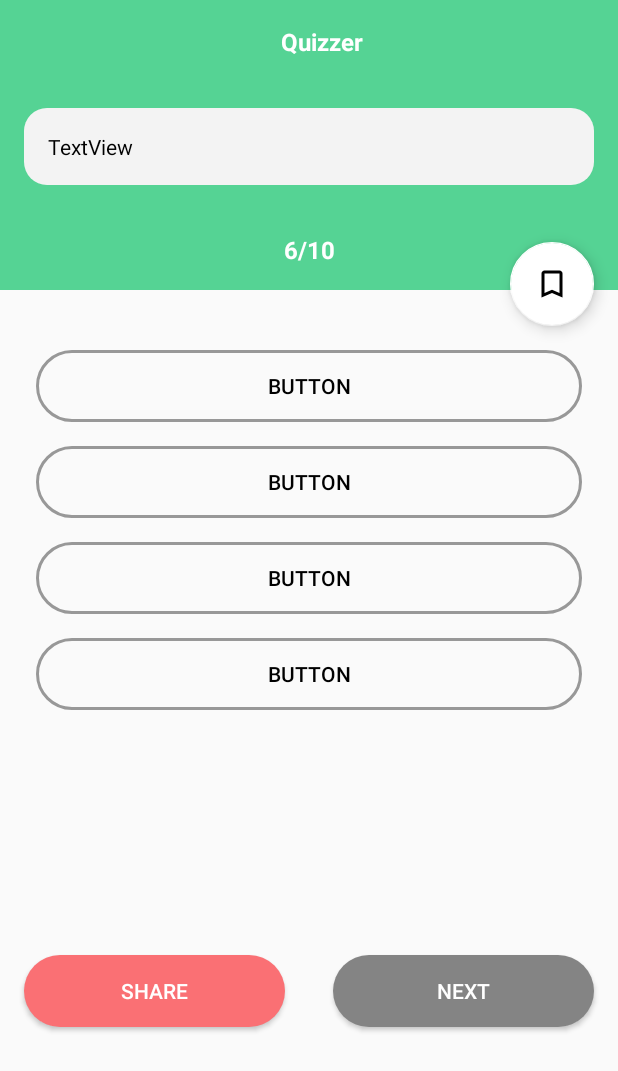
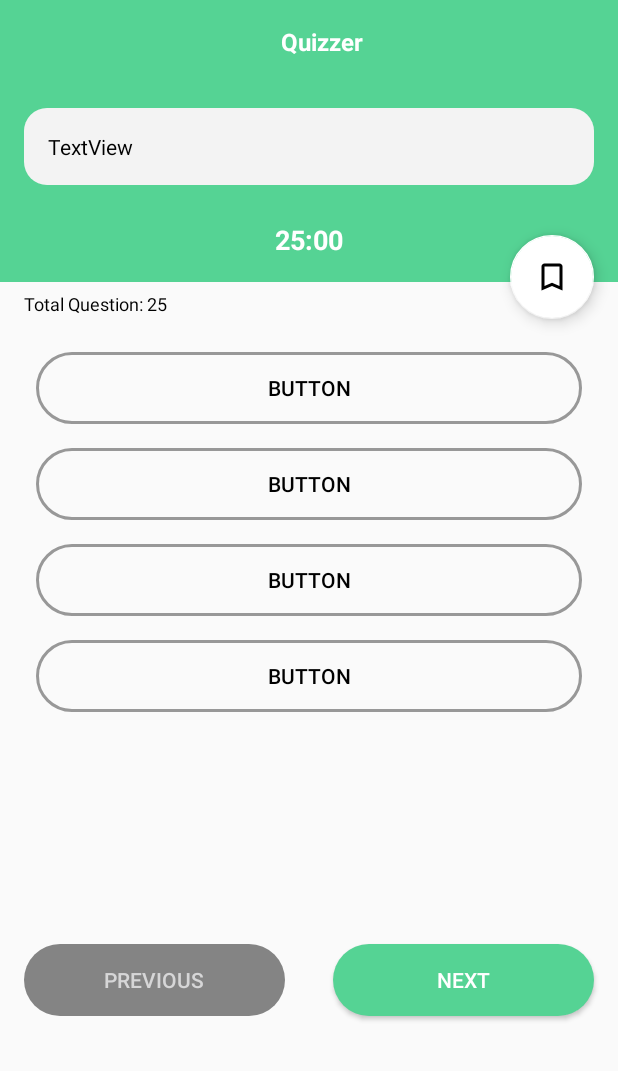
Before and after one commit to hector036/Quizzer--Online-Quiz-App, an Android app: the QuestionsActivity screen opened directly, with no data from a screen before it, on a phone screen of 412 x 824 dp. Shown: the top 1071 px of the screen. Run offline under Robolectric (Android 15) with nearby library versions, the phone set to English and light mode, and no system bars; our stand-ins replace Firebase (no records; nobody signed in at launch, a user with empty details on screens opened directly); 1 statement that could not run was skipped.

Commit message:
Timer and next,previous button implementation done

```diff
--- a/Quizzer- Online Quiz App/app/src/main/res/layout/activity_questions.xml
+++ b/Quizzer- Online Quiz App/app/src/main/res/layout/activity_questions.xml
@@ -1,10 +1,15 @@
 <?xml version="1.0" encoding="utf-8"?>
-<androidx.constraintlayout.widget.ConstraintLayout xmlns:android="http://schemas.android.com/apk/res/android"
+<ScrollView xmlns:android="http://schemas.android.com/apk/res/android"
     xmlns:app="http://schemas.android.com/apk/res-auto"
     xmlns:tools="http://schemas.android.com/tools"
     android:layout_width="match_parent"
     android:layout_height="match_parent"
+    android:fillViewport="true"
     tools:context=".QuestionsActivity">
+
+    <androidx.constraintlayout.widget.ConstraintLayout
+        android:layout_width="match_parent"
+        android:layout_height="wrap_content">
 
     <androidx.appcompat.widget.Toolbar
         android:id="@+id/toolbar"
@@ -51,18 +56,35 @@
         android:layout_width="match_parent"
         android:layout_height="wrap_content"
         android:gravity="center"
-            android:padding="16dp"
-            android:text="6/10"
+            android:paddingTop="8dp"
+            android:paddingRight="16dp"
+            android:paddingLeft="16dp"
+            android:paddingBottom="16dp"
+        android:text="25:00"
         android:textColor="@android:color/white"
-            android:textSize="16sp"
+        android:textSize="18sp"
         android:textStyle="bold" />
+
+
+        <TextView
+            android:id="@+id/total_question"
+            android:layout_width="match_parent"
+            android:layout_height="wrap_content"
+            android:text="Total Question: 25"
+            android:textColor="@android:color/black"
+            android:background="#FAFAFA"
+            android:paddingTop="6dp"
+            android:paddingLeft="16dp"
+
+            android:textSize="12sp"
+            />
+
     </LinearLayout>
 
         <LinearLayout
             android:id="@+id/options_contrainer"
             android:layout_width="match_parent"
             android:layout_height="wrap_content"
-        android:layout_marginTop="16dp"
             android:orientation="vertical"
             android:padding="16dp"
             app:layout_constraintEnd_toEndOf="parent"
@@ -116,11 +138,14 @@
             android:layout_width="0dp"
             android:layout_height="wrap_content"
             android:layout_marginStart="16dp"
+            android:layout_marginTop="16dp"
             android:layout_marginEnd="16dp"
+            android:layout_marginBottom="32dp"
             android:background="@drawable/rounded_corners"
-        android:backgroundTint="#FA7074"
-        android:text="Share"
-        android:textColor="@android:color/white"
+            android:backgroundTint="#848484"
+            android:enabled="false"
+            android:text="Previous"
+            android:textColor="@color/disableBtn"
             app:layout_constraintBottom_toBottomOf="parent"
             app:layout_constraintEnd_toStartOf="@+id/next_button"
             app:layout_constraintHorizontal_bias="0.5"
@@ -132,9 +157,11 @@
             android:layout_width="0dp"
             android:layout_height="wrap_content"
             android:layout_marginStart="16dp"
+            android:layout_marginTop="16dp"
             android:layout_marginEnd="16dp"
+            android:layout_marginBottom="32dp"
             android:background="@drawable/rounded_corners"
-        android:backgroundTint="#848484"
+            android:backgroundTint="@color/colorPrimary"
             android:text="Next"
             android:textColor="@android:color/white"
             app:layout_constraintBottom_toBottomOf="parent"
@@ -148,11 +175,14 @@
             android:layout_width="wrap_content"
             android:layout_height="wrap_content"
             android:layout_marginEnd="16dp"
+
+            android:layout_marginBottom="22dp"
             android:clickable="true"
             android:translationY="24dp"
-
-        app:layout_constraintBottom_toBottomOf="@+id/linearLayout"
+            app:layout_constraintBottom_toTopOf="@+id/options_contrainer"
             app:layout_constraintEnd_toEndOf="parent"
             app:srcCompat="@drawable/bookmark_border" />
 
     </androidx.constraintlayout.widget.ConstraintLayout>
+
+</ScrollView>
```
Lines whose indentation alone changed are shown as unchanged.
